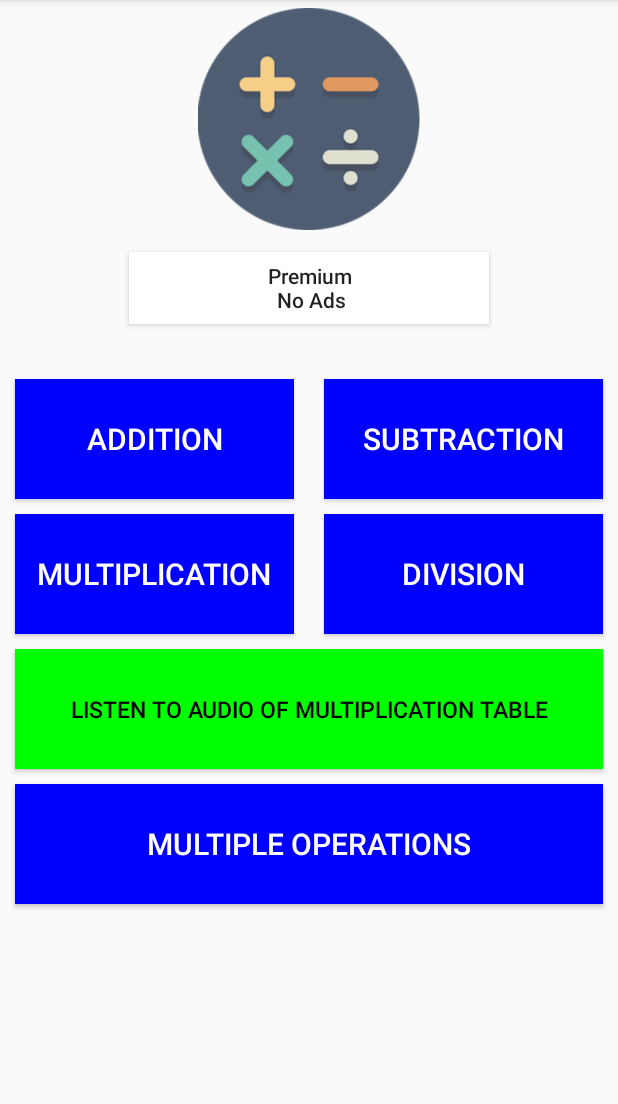
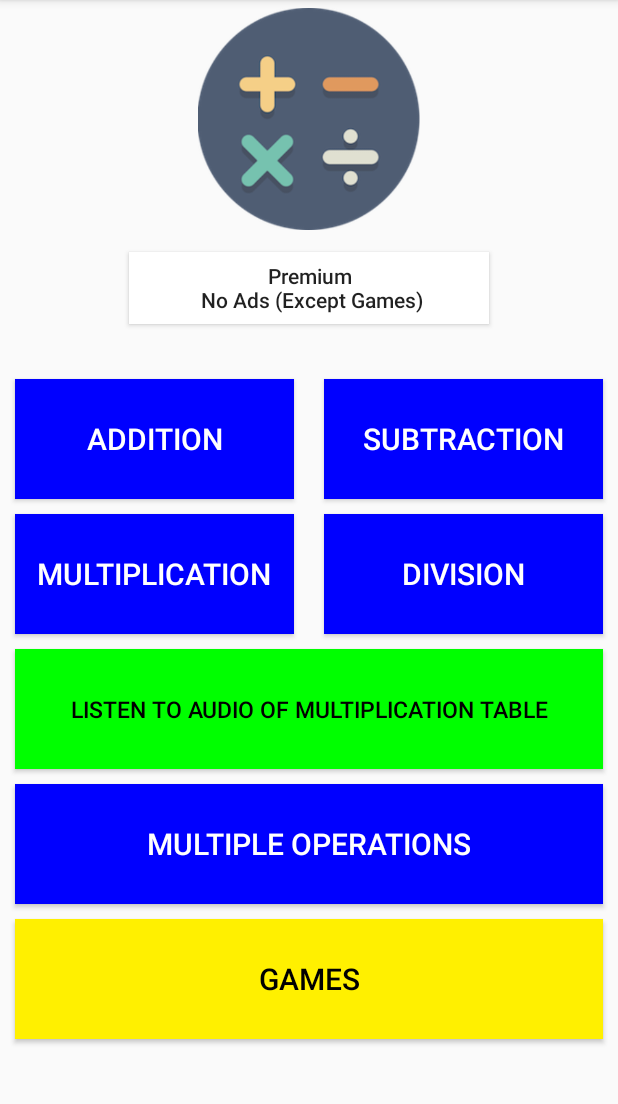
Before and after one commit to kjmfum/simpleArtithmetic, an Android app: the screen it shows after launch (MainActivity), on a phone screen of 412 x 824 dp, the part 84-1188 px from its top. Run offline under Robolectric (Android 15) with nearby library versions, the light colour scheme and no system bars; our stand-ins replace AdMob, Firebase (no records; nobody signed in at launch, a user with empty details on screens opened directly); libraries missing offline, so code that uses them is left out: com.android.billingclient, com.appodeal.ads, hotchemi.android.rate; 6 statements that could not run were skipped.

Commit message:
March 17 2021

```diff
--- a/app/src/main/AndroidManifest.xml
+++ b/app/src/main/AndroidManifest.xml
@@ -20,6 +20,7 @@
         android:roundIcon="@mipmap/ic_launcher_round"
         android:supportsRtl="true"
         android:theme="@style/AppTheme">
+        <activity android:name=".Games"></activity>
         <activity
             android:name=".OneMinuteMultiplicationActivity"
             android:screenOrientation="portrait" />
--- a/app/src/main/res/layout/activity_main.xml
+++ b/app/src/main/res/layout/activity_main.xml
@@ -33,7 +33,7 @@
         android:background="@color/white"
         android:elevation="@dimen/cardview_default_elevation"
         android:shadowColor="@color/black"
-        android:text="Premium\n No Ads"
+        android:text="Premium\n No Ads (Except Games)"
         android:textAllCaps="false"
         app:layout_constraintBottom_toTopOf="@id/guidelineHor30"
         app:layout_constraintEnd_toEndOf="@+id/imageView3"
@@ -199,6 +199,13 @@
                 app:layout_constraintVertical_bias="0.0" />
 
             <androidx.constraintlayout.widget.Guideline
+                android:id="@+id/guidelineHor47"
+                android:layout_width="wrap_content"
+                android:layout_height="wrap_content"
+                android:orientation="horizontal"
+                app:layout_constraintGuide_percent="0.47" />
+
+            <androidx.constraintlayout.widget.Guideline
                 android:id="@+id/guidelineHor62"
                 android:layout_width="wrap_content"
                 android:layout_height="wrap_content"
@@ -206,12 +213,31 @@
                 app:layout_constraintGuide_percent="0.62" />
 
 
+            <Button
+                android:id="@+id/btGames"
+                android:layout_width="0dp"
+                android:layout_height="0dp"
+                android:layout_marginHorizontal="10dp"
+                android:layout_marginTop="10dp"
+                android:background="@color/yellow"
+                android:onClick="goToAritmetic"
+                android:text="GAMES"
+                android:textColor="@color/black"
+                android:textSize="20sp"
+                app:layout_constraintBottom_toTopOf="@id/guidelineHor77"
+                app:layout_constraintEnd_toEndOf="parent"
+                app:layout_constraintStart_toStartOf="parent"
+                app:layout_constraintTop_toBottomOf="@id/guidelineHor62"
+                app:layout_constraintVertical_bias="0.0" />
+
+
+
             <androidx.constraintlayout.widget.Guideline
-                android:id="@+id/guidelineHor47"
+                android:id="@+id/guidelineHor77"
                 android:layout_width="wrap_content"
                 android:layout_height="wrap_content"
                 android:orientation="horizontal"
-                app:layout_constraintGuide_percent="0.47" />
+                app:layout_constraintGuide_percent="0.77" />
 
 
             <androidx.constraintlayout.widget.Guideline
--- a/app/src/main/res/menu/main_menu1.xml
+++ b/app/src/main/res/menu/main_menu1.xml
@@ -33,6 +33,11 @@
         android:id="@+id/dailyNotificationOff">
     </item>
 
+    <item
+        android:title="GAMES"
+        android:id="@+id/games">
+    </item>
+
 
 <!--    <item
         android:title="@string/Quiz"
```
Also changed, not shown: app/build.gradle (+4 -4 lines), app/src/main/java/com/learnakantwi/simplearithmetic/Games.java (added, +66 -0 lines), app/src/main/java/com/learnakantwi/simplearithmetic/MainActivity.java (+12 -2 lines), app/src/main/res/layout/activity_games.xml (added, +34 -0 lines).
